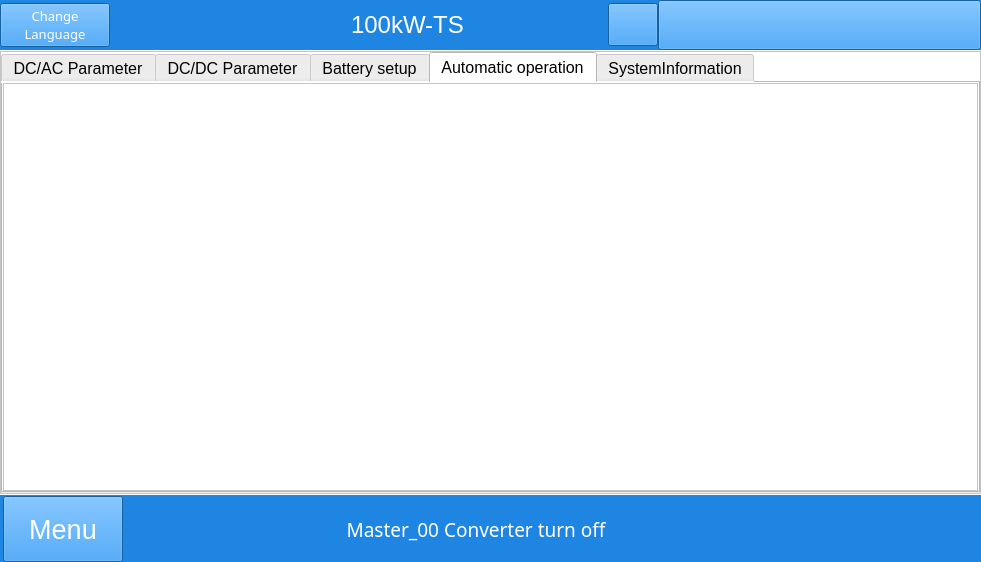
The window that mywidget.ui (megarevolpr/MWin) describes before a commit, drawn with Qt 5.
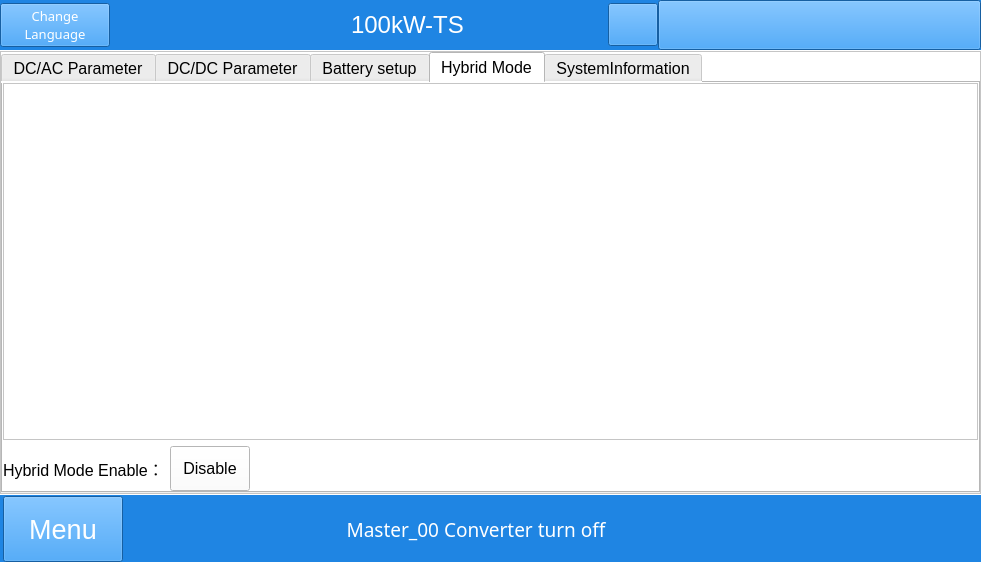
The same window after the commit. The open tabs and pages were chosen to show the change. Icons and pictures are not drawn.

The edit to the form file:
```diff
--- a/mywidget.ui
+++ b/mywidget.ui
@@ -9488,7 +9488,7 @@
                </widget>
                <widget class="QWidget" name="Automatic_page">
                 <attribute name="title">
-                 <string>Automatic operation</string>
+                 <string>Hybrid Mode</string>
                 </attribute>
                 <layout class="QGridLayout" name="gridLayout_35">
                  <property name="leftMargin">
@@ -9520,6 +9520,43 @@
                      </property>
                     </widget>
                    </item>
+                   <item>
+                    <layout class="QHBoxLayout" name="horizontalLayout_26">
+                     <item>
+                      <widget class="QLabel" name="label_3">
+                       <property name="text">
+                        <string>Hybrid Mode Enable：</string>
+                       </property>
+                      </widget>
+                     </item>
+                     <item>
+                      <widget class="QPushButton" name="Hybrid_mode_Button">
+                       <property name="minimumSize">
+                        <size>
+                         <width>0</width>
+                         <height>45</height>
+                        </size>
+                       </property>
+                       <property name="text">
+                        <string>Disable</string>
+                       </property>
+                      </widget>
+                     </item>
+                     <item>
+                      <spacer name="horizontalSpacer_16">
+                       <property name="orientation">
+                        <enum>Qt::Horizontal</enum>
+                       </property>
+                       <property name="sizeHint" stdset="0">
+                        <size>
+                         <width>40</width>
+                         <height>20</height>
+                        </size>
+                       </property>
+                      </spacer>
+                     </item>
+                    </layout>
+                   </item>
                   </layout>
                  </item>
                 </layout>
```
Left out of the diff: 8 changed lines with no effect on the pictures.
